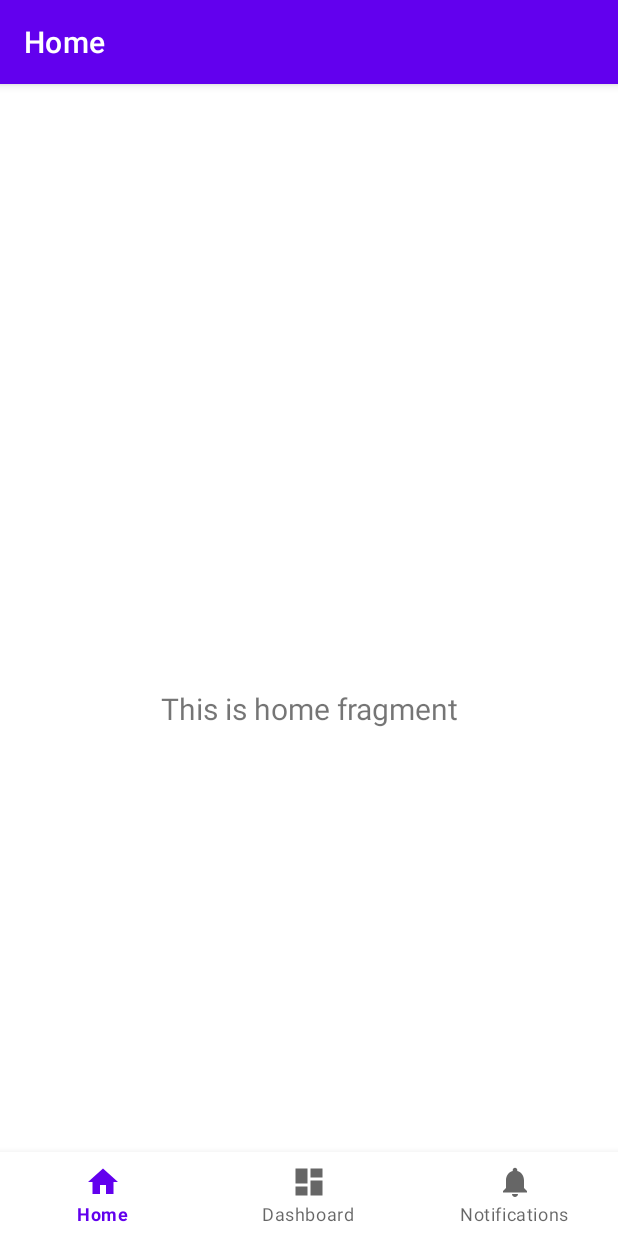
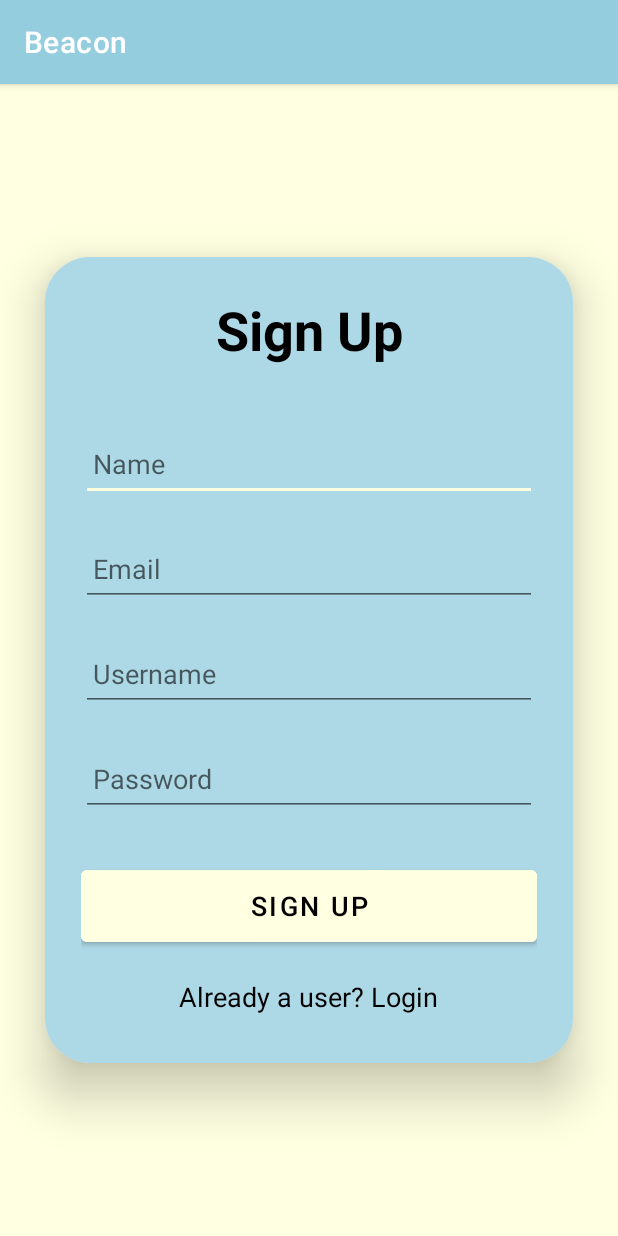
Before and after one commit to crystalshamo/Beacon, an Android app: the screen it shows after launch (MainActivity before the commit, SignUpActivity after it), on a phone screen of 412 x 824 dp. Run offline under Robolectric (Android 15) with nearby library versions, the phone set to English and light mode, and no system bars; our stand-ins replace Firebase (no records; nobody signed in at launch, a user with empty details on screens opened directly).

Commit message:
Login and Sign up integrated

```diff
--- a/app/src/main/java/com/example/beacon/MainActivity.java
+++ b/app/src/main/java/com/example/beacon/MainActivity.java
@@ -31,6 +31,7 @@ public class MainActivity extends AppCompatActivity {
         binding = ActivityMainBinding.inflate(getLayoutInflater());
         setContentView(binding.getRoot());
 
+        //setContentView(R.layout.activity_welcome_page);
         firestore = FirebaseFirestore.getInstance();
 
 
--- /dev/null
+++ b/app/src/main/java/com/example/beacon/SignUpActivity.java
@@ -0,0 +1,97 @@
+package com.example.beacon;
+
+import androidx.annotation.NonNull;
+import androidx.appcompat.app.AppCompatActivity;
+
+import android.content.Intent;
+import android.os.Bundle;
+import android.view.View;
+import android.widget.Button;
+import android.widget.EditText;
+import android.widget.TextView;
+import android.widget.Toast;
+
+import com.google.firebase.auth.FirebaseAuth;
+import com.google.firebase.auth.FirebaseUser;
+import com.google.firebase.firestore.FirebaseFirestore;
+
+import java.util.HashMap;
+import java.util.Map;
+
+public class SignUpActivity extends AppCompatActivity {
+
+    EditText signupName, signupUsername, signupEmail, signupPassword;
+    TextView loginRedirectText;
+    Button signupButton;
+    FirebaseAuth auth;
+    FirebaseFirestore db;
+
+    @Override
+    protected void onCreate(Bundle savedInstanceState) {
+        super.onCreate(savedInstanceState);
+        setContentView(R.layout.activity_sign_up);
+
+        signupName = findViewById(R.id.signup_name);
+        signupEmail = findViewById(R.id.signup_email);
+        signupUsername = findViewById(R.id.signup_username);
+        signupPassword = findViewById(R.id.signup_password);
+        loginRedirectText = findViewById(R.id.loginRedirectText);
+        signupButton = findViewById(R.id.signup_button);
+
+        // Initialize Firebase Auth & Firestore
+        auth = FirebaseAuth.getInstance();
+        db = FirebaseFirestore.getInstance();
+
+        signupButton.setOnClickListener(new View.OnClickListener() {
+            @Override
+            public void onClick(View view) {
+                String name = signupName.getText().toString().trim();
+                String email = signupEmail.getText().toString().trim();
+                String username = signupUsername.getText().toString().trim();
+                String password = signupPassword.getText().toString().trim();
+
+                if (name.isEmpty() || email.isEmpty() || username.isEmpty() || password.isEmpty()) {
+                    Toast.makeText(SignUpActivity.this, "Please fill in all fields", Toast.LENGTH_SHORT).show();
+                    return;
+                }
+
+                // Create user in Firebase Authentication
+                auth.createUserWithEmailAndPassword(email, password)
+                        .addOnCompleteListener(task -> {
+                            if (task.isSuccessful()) {
+                                FirebaseUser firebaseUser = auth.getCurrentUser();
+
+                                if (firebaseUser != null) {
+                                    String userId = firebaseUser.getUid(); // Unique user ID
+
+                                    // Store user profile in Firestore (excluding password)
+                                    Map<String, Object> user = new HashMap<>();
+                                    user.put("name", name);
+                                    user.put("email", email);
+                                    user.put("username", username);
+                                    user.put("uid", userId);
+
+                                    db.collection("users").document(userId).set(user)
+                                            .addOnSuccessListener(aVoid -> {
+                                                Toast.makeText(SignUpActivity.this, "Sign-up successful!", Toast.LENGTH_SHORT).show();
+                                                startActivity(new Intent(SignUpActivity.this, LoginActivity.class));
+                                            })
+                                            .addOnFailureListener(e -> {
+                                                Toast.makeText(SignUpActivity.this, "Firestore Error: " + e.getMessage(), Toast.LENGTH_SHORT).show();
+                                            });
+                                }
+                            } else {
+                                Toast.makeText(SignUpActivity.this, "Authentication Failed: " + task.getException().getMessage(), Toast.LENGTH_SHORT).show();
+                            }
+                        });
+            }
+        });
+
+        loginRedirectText.setOnClickListener(new View.OnClickListener() {
+            @Override
+            public void onClick(View view) {
+                startActivity(new Intent(SignUpActivity.this, LoginActivity.class));
+            }
+        });
+    }
+}
--- /dev/null
+++ b/app/src/main/res/color/black.xml
@@ -0,0 +1,3 @@
+<?xml version="1.0" encoding="utf-8"?>
+<selector xmlns:android="http://schemas.android.com/apk/res/android">
+</selector>
--- /dev/null
+++ b/app/src/main/res/layout/activity_sign_up.xml
@@ -0,0 +1,104 @@
+<?xml version="1.0" encoding="utf-8"?>
+<LinearLayout
+    xmlns:android="http://schemas.android.com/apk/res/android"
+    xmlns:app="http://schemas.android.com/apk/res-auto"
+    xmlns:tools="http://schemas.android.com/tools"
+    android:layout_width="match_parent"
+    android:layout_height="match_parent"
+    android:orientation="vertical"
+    android:gravity="center"
+    tools:context=".SignUpActivity">
+
+    <androidx.cardview.widget.CardView
+        android:layout_width="match_parent"
+        android:layout_height="wrap_content"
+        android:layout_margin="30dp"
+        app:cardCornerRadius="30dp"
+        app:cardElevation="20dp">
+
+        <LinearLayout
+            android:layout_width="match_parent"
+            android:layout_height="wrap_content"
+            android:orientation="vertical"
+            android:layout_gravity="center_horizontal"
+            android:padding="24dp"
+            android:background="@color/colorPrimaryVariant"> <!-- Fixed closing tag -->
+
+            <TextView
+                android:layout_width="match_parent"
+                android:layout_height="wrap_content"
+                android:text="Sign Up"
+                android:textAlignment="center"
+                android:textColor="@color/colorOnSecondary"
+                android:textSize="36sp"
+                android:textStyle="bold" />
+
+            <EditText
+                android:layout_width="match_parent"
+                android:layout_height="50dp"
+                android:id="@+id/signup_name"
+
+                android:layout_marginTop="40dp"
+                android:padding="8dp"
+                android:hint="Name"
+                android:drawablePadding="8dp"
+                android:textColor="@color/colorOnPrimary"/>
+
+            <EditText
+                android:layout_width="match_parent"
+                android:layout_height="50dp"
+                android:id="@+id/signup_email"
+                android:layout_marginTop="20dp"
+                android:padding="8dp"
+                android:hint="Email"
+
+                android:drawablePadding="8dp"
+                android:textColor="@color/colorOnPrimary"/>
+
+            <EditText
+                android:layout_width="match_parent"
+                android:layout_height="50dp"
+                android:id="@+id/signup_username"
+                android:layout_marginTop="20dp"
+                android:padding="8dp"
+                android:hint="Username"
+
+                android:drawablePadding="8dp"
+                android:textColor="@color/colorOnPrimary"/>
+
+            <EditText
+                android:layout_width="match_parent"
+                android:layout_height="50dp"
+                android:id="@+id/signup_password"
+                android:layout_marginTop="20dp"
+                android:padding="8dp"
+                android:hint="Password"
+                android:inputType="textPassword"
+                android:drawablePadding="8dp"
+                android:textColor="@color/colorOnPrimary"/>
+
+            <Button
+                android:id="@+id/signup_button"
+                android:layout_width="match_parent"
+                android:layout_height="60dp"
+                android:layout_marginTop="30dp"
+                android:backgroundTint="@color/colorSecondary"
+                android:text="Sign Up"
+                android:textSize="18sp" />
+
+            <TextView
+                android:layout_width="wrap_content"
+                android:layout_height="wrap_content"
+                android:id="@+id/loginRedirectText"
+                android:text="Already a user? Login"
+                android:layout_gravity="center"
+                android:padding="8dp"
+                android:layout_marginTop="10dp"
+                android:textColor="@color/colorOnSecondary"
+                android:textSize="18sp"/>
+
+
+
+        </LinearLayout>
+    </androidx.cardview.widget.CardView>
+</LinearLayout>
--- a/app/src/main/res/values-night/themes.xml
+++ b/app/src/main/res/values-night/themes.xml
@@ -1,16 +1,15 @@
 <resources xmlns:tools="http://schemas.android.com/tools">
-    <!-- Base application theme. -->
     <style name="Theme.Beacon" parent="Theme.MaterialComponents.DayNight.DarkActionBar">
-        <!-- Primary brand color. -->
-        <item name="colorPrimary">@color/purple_200</item>
-        <item name="colorPrimaryVariant">@color/purple_700</item>
-        <item name="colorOnPrimary">@color/black</item>
-        <!-- Secondary brand color. -->
-        <item name="colorSecondary">@color/teal_200</item>
-        <item name="colorSecondaryVariant">@color/teal_200</item>
-        <item name="colorOnSecondary">@color/black</item>
-        <!-- Status bar color. -->
+        <item name="colorPrimary">@color/colorPrimary</item>
+        <item name="colorPrimaryVariant">@color/colorPrimaryVariant</item>
+        <item name="colorOnPrimary">@color/colorOnPrimary</item>
+
+        <item name="colorSecondary">@color/colorSecondary</item>
+        <item name="colorSecondaryVariant">@color/colorSecondaryVariant</item>
+        <item name="colorOnSecondary">@color/colorOnSecondary</item>
+
+        <!-- Optional background and status bar -->
+        <item name="android:windowBackground">@color/appBackground</item>
         <item name="android:statusBarColor">?attr/colorPrimaryVariant</item>
-        <!-- Customize your theme here. -->
     </style>
 </resources>
--- a/app/src/main/res/values/colors.xml
+++ b/app/src/main/res/values/colors.xml
@@ -1,10 +1,15 @@
 <?xml version="1.0" encoding="utf-8"?>
 <resources>
-    <color name="purple_200">#FFBB86FC</color>
-    <color name="purple_500">#FF6200EE</color>
-    <color name="purple_700">#FF3700B3</color>
-    <color name="teal_200">#FF03DAC5</color>
-    <color name="teal_700">#FF018786</color>
-    <color name="black">#FF000000</color>
-    <color name="white">#FFFFFFFF</color>
+    <!-- Primary color: soft teal blue -->
+    <color name="colorPrimary">#94CDDE</color>
+    <color name="colorPrimaryVariant">#ADD8E5</color>
+    <color name="colorOnPrimary">#000000</color> <!-- black text/icons on light -->
+
+    <!-- Secondary color: soft pastel yellow -->
+    <color name="colorSecondary">#FFFFE1</color>
+    <color name="colorSecondaryVariant">#FFEEAF</color>
+    <color name="colorOnSecondary">#000000</color>
+
+    <!-- Optional for backgrounds -->
+    <color name="appBackground">#FFFFE1</color>
 </resources>
--- a/app/src/main/res/values/themes.xml
+++ b/app/src/main/res/values/themes.xml
@@ -1,16 +1,15 @@
 <resources xmlns:tools="http://schemas.android.com/tools">
-    <!-- Base application theme. -->
     <style name="Theme.Beacon" parent="Theme.MaterialComponents.DayNight.DarkActionBar">
-        <!-- Primary brand color. -->
-        <item name="colorPrimary">@color/purple_500</item>
-        <item name="colorPrimaryVariant">@color/purple_700</item>
-        <item name="colorOnPrimary">@color/white</item>
-        <!-- Secondary brand color. -->
-        <item name="colorSecondary">@color/teal_200</item>
-        <item name="colorSecondaryVariant">@color/teal_700</item>
-        <item name="colorOnSecondary">@color/black</item>
-        <!-- Status bar color. -->
+        <item name="colorPrimary">@color/colorPrimary</item>
+        <item name="colorPrimaryVariant">@color/colorPrimaryVariant</item>
+        <item name="colorOnPrimary">@color/colorOnPrimary</item>
+
+        <item name="colorSecondary">@color/colorSecondary</item>
+        <item name="colorSecondaryVariant">@color/colorSecondaryVariant</item>
+        <item name="colorOnSecondary">@color/colorOnSecondary</item>
+
+        <!-- Optional background and status bar -->
+        <item name="android:windowBackground">@color/appBackground</item>
         <item name="android:statusBarColor">?attr/colorPrimaryVariant</item>
-        <!-- Customize your theme here. -->
     </style>
 </resources>
```
Also changed, not shown: app/build.gradle.kts (+15 -4 lines), app/src/main/AndroidManifest.xml (+24 -6 lines), app/src/main/java/com/example/beacon/HelperClass.java (added, +19 -0 lines), app/src/main/java/com/example/beacon/LoginActivity.java (added, +165 -0 lines), app/src/main/res/drawable/border.xml (added, +12 -0 lines), app/src/main/res/drawable/profile.xml (added, +15 -0 lines), app/src/main/res/layout/activity_login.xml (added, +103 -0 lines), gradle/libs.versions.toml (+7 -1 lines), gradle/wrapper/gradle-wrapper.properties, 1 other file.
